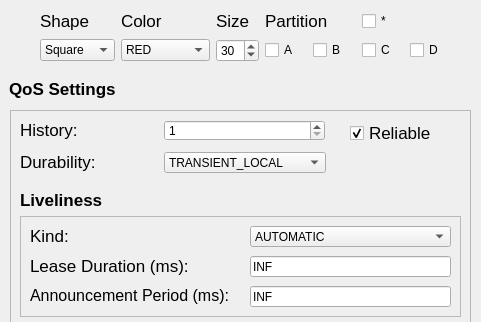
Above: forms/publishdialog.ui from eProsima/ShapesDemo before the change; both pictures show x 0 to 481 and y 0 to 322 of the 481 by 680 pixel window. Below: the same form after it.
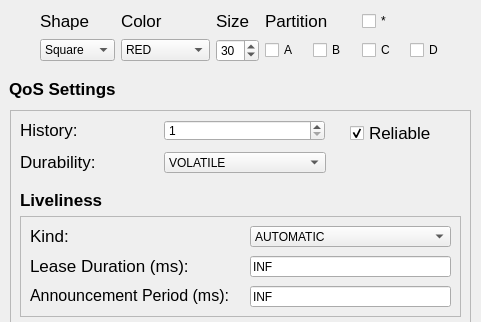
That is the form after the change.

Commit message: Modify durability default value in publisher

```diff
--- a/forms/publishdialog.ui
+++ b/forms/publishdialog.ui
@@ -77,7 +77,7 @@
      </rect>
     </property>
     <property name="currentIndex">
-     <number>1</number>
+     <number>0</number>
     </property>
     <item>
      <property name="text">
```
